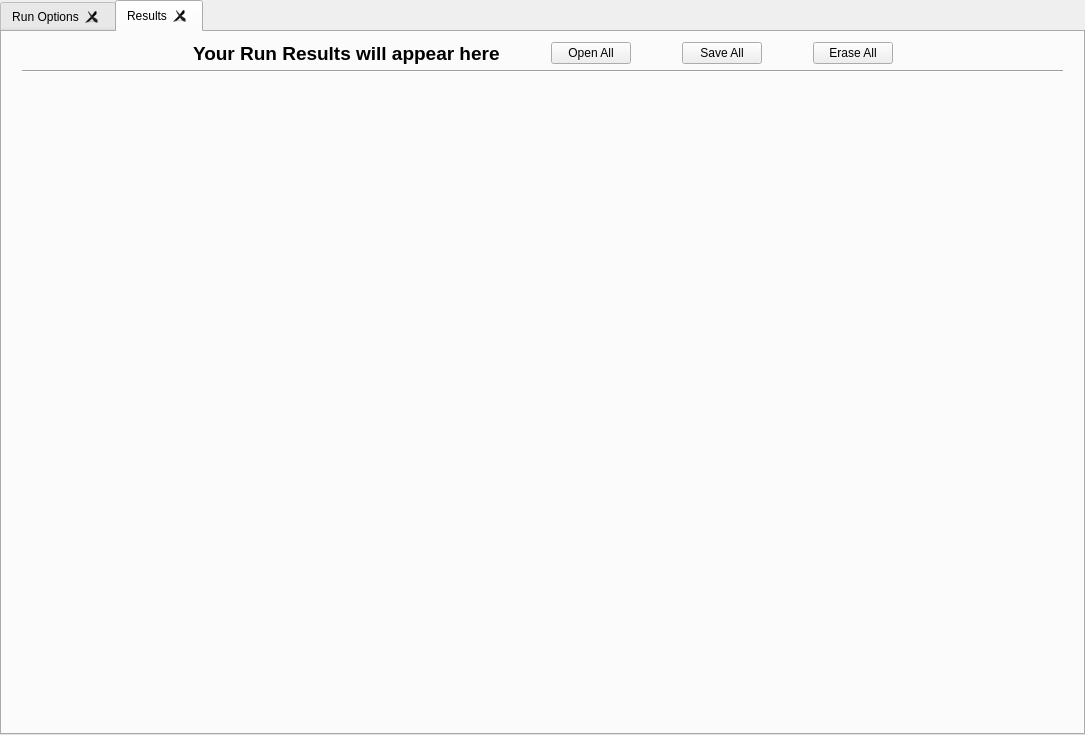
First picture: the form in frontend/designer_templates/main_window/main_tabs.ui, repository tomaslibanomonteiro/Thesis-code, before the edit.
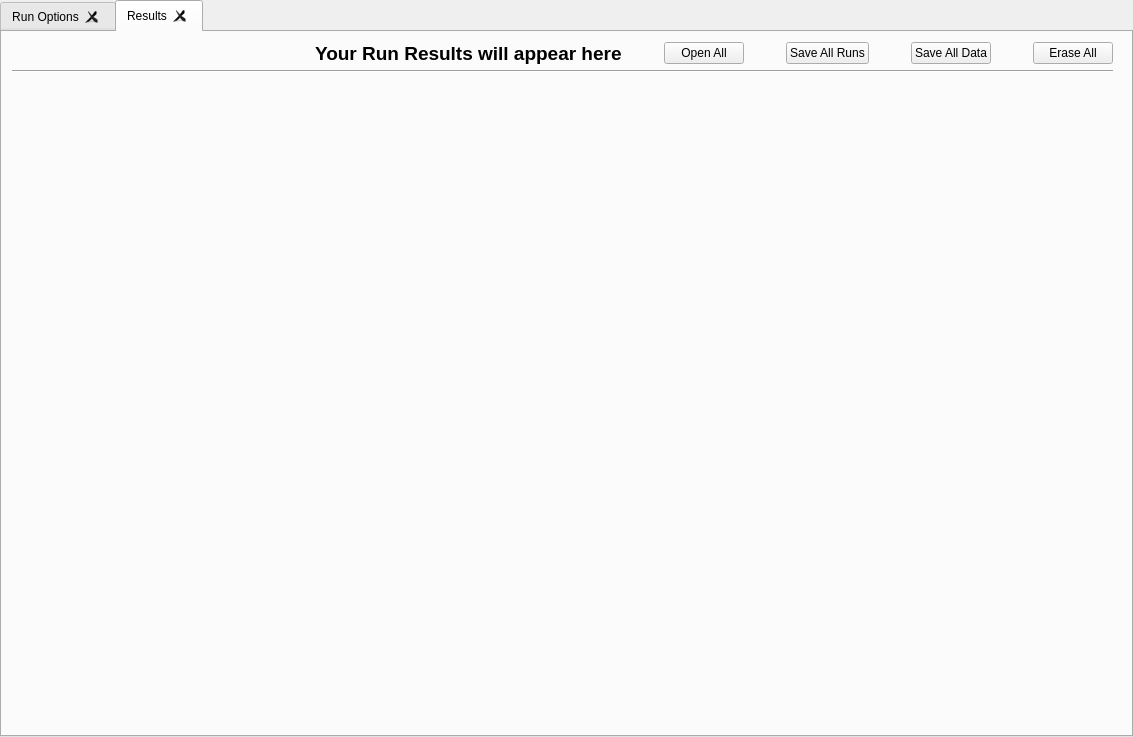
Second picture: the form after the edit. The open tabs and pages were chosen to show the change.

Commit message: runTab with plot and buttons

Patch:
```diff
--- a/frontend/designer_templates/main_window/main_tabs.ui
+++ b/frontend/designer_templates/main_window/main_tabs.ui
@@ -6,8 +6,8 @@
    <rect>
     <x>0</x>
     <y>0</y>
-    <width>1085</width>
-    <height>735</height>
+    <width>1133</width>
+    <height>737</height>
    </rect>
   </property>
   <property name="windowTitle">
@@ -1253,9 +1253,9 @@
    <widget class="QWidget" name="verticalLayoutWidget_2">
     <property name="geometry">
      <rect>
-      <x>20</x>
+      <x>10</x>
       <y>10</y>
-      <width>1041</width>
+      <width>1101</width>
       <height>691</height>
      </rect>
     </property>
@@ -1272,7 +1272,7 @@
      <item>
       <layout class="QHBoxLayout" name="horizontalLayout">
        <property name="spacing">
-        <number>51</number>
+        <number>42</number>
        </property>
        <item>
         <spacer name="horizontalSpacer">
@@ -1310,7 +1310,17 @@
           <bool>true</bool>
          </property>
          <property name="text">
-          <string>Save All</string>
+          <string>Save All Runs</string>
+         </property>
+        </widget>
+       </item>
+       <item>
+        <widget class="QPushButton" name="save_results_button_2">
+         <property name="enabled">
+          <bool>true</bool>
+         </property>
+         <property name="text">
+          <string>Save All Data</string>
          </property>
         </widget>
        </item>
@@ -1321,19 +1331,6 @@
          </property>
         </widget>
        </item>
-       <item>
-        <spacer name="horizontalSpacer_2">
-         <property name="orientation">
-          <enum>Qt::Horizontal</enum>
-         </property>
-         <property name="sizeHint" stdset="0">
-          <size>
-           <width>40</width>
-           <height>20</height>
-          </size>
-         </property>
-        </spacer>
-       </item>
       </layout>
      </item>
      <item>
```
The commit also changes 11 other files.
